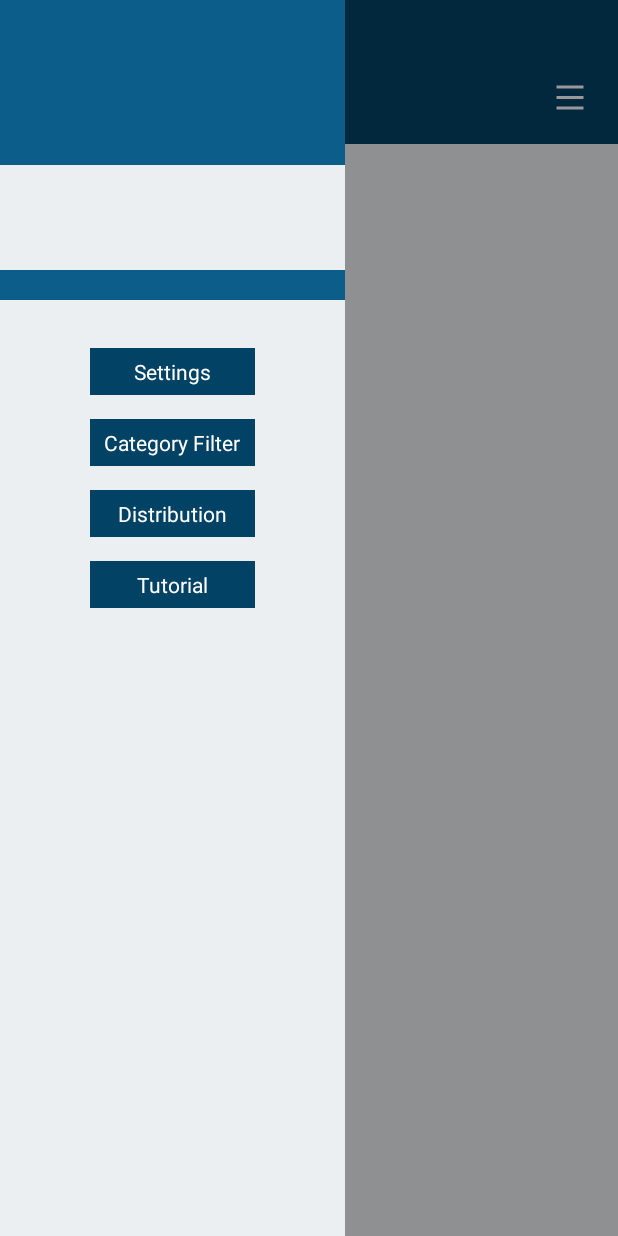
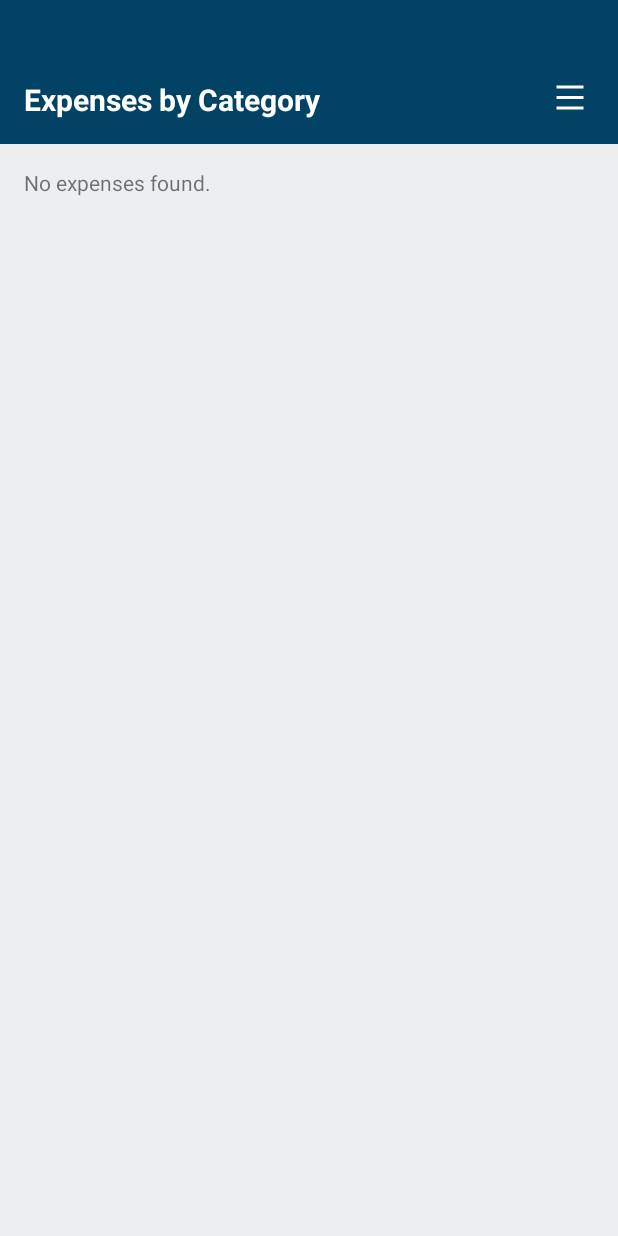
Before and after one commit to PIXEL-PEN/Where-It-Went, an Android app: the CategoryWiseActivity screen opened directly, with no data from a screen before it, after a tap on "Filter / Menu", on a phone screen of 412 x 824 dp. Run offline under Robolectric (Android 15) with nearby library versions, the phone set to English and light mode, and no system bars; our stand-ins replace Room's generated code.

Commit message:
freeze: removed-left-slider

```diff
--- a/app/src/main/java/com/pixelpen/whereitwent/CategoryWiseActivity.java
+++ b/app/src/main/java/com/pixelpen/whereitwent/CategoryWiseActivity.java
@@ -15,6 +15,7 @@ import android.widget.ImageButton;
 import android.widget.LinearLayout;
 import android.widget.Spinner;
 import android.widget.TextView;
+import android.widget.Toast;
 
 import androidx.appcompat.app.AlertDialog;
 import androidx.appcompat.app.AppCompatActivity;
@@ -31,8 +32,6 @@ import java.util.LinkedHashMap;
 import java.util.List;
 import java.util.Locale;
 import java.util.Map;
-import android.widget.Toast;
-
 
 public class CategoryWiseActivity extends AppCompatActivity {
 
@@ -41,59 +40,25 @@ public class CategoryWiseActivity extends AppCompatActivity {
     private String symbol;
 
     // Display & conversion formats
-    private final SimpleDateFormat FRIENDLY = new SimpleDateFormat("dd MMM. yyyy", Locale.ENGLISH); // e.g., "07 Oct. 2025"
-    private final SimpleDateFormat ISO      = new SimpleDateFormat("yyyy-MM-dd",  Locale.ENGLISH); // e.g., "2025-10-07"
+    private final SimpleDateFormat FRIENDLY =
+            new SimpleDateFormat("dd MMM. yyyy", Locale.ENGLISH);
+    private final SimpleDateFormat ISO =
+            new SimpleDateFormat("yyyy-MM-dd", Locale.ENGLISH);
+
     @Override
     protected void onCreate(Bundle savedInstanceState) {
         super.onCreate(savedInstanceState);
         setContentView(R.layout.activity_category_wise);
 
-        // Drawer and overlay
-        View drawer = findViewById(R.id.include_drawer);
-        View scrim = findViewById(R.id.scrim_overlay);
+        // ✅ Keep hamburger visible, detached from any slider
         ImageButton btnHamburger = findViewById(R.id.btn_filter);
+        if (btnHamburger != null) {
+            btnHamburger.setOnClickListener(v -> {
+                // Reserved for future right-side slider hookup
+            });
+        }
 
-        // Toggle drawer open/close
-        btnHamburger.setOnClickListener(v -> {
-            boolean isHidden = drawer.getVisibility() == View.GONE;
-
-            if (isHidden) {
-                drawer.setVisibility(View.VISIBLE);
-                scrim.setVisibility(View.VISIBLE);
-                drawer.setTranslationX(-drawer.getWidth());
-                drawer.animate().translationX(0).setDuration(200);
-            } else {
-                drawer.animate().translationX(-drawer.getWidth()).setDuration(200)
-                        .withEndAction(() -> {
-                            drawer.setVisibility(View.GONE);
-                            scrim.setVisibility(View.GONE);
-                        });
-            }
-        });
-
-        // Tap outside to dismiss
-        scrim.setOnClickListener(v -> {
-            drawer.animate().translationX(-drawer.getWidth()).setDuration(200)
-                    .withEndAction(() -> {
-                        drawer.setVisibility(View.GONE);
-                        scrim.setVisibility(View.GONE);
-                    });
-        });
-
-        // Drawer link handlers
-        drawer.findViewById(R.id.linkSettings).setOnClickListener(v ->
-                startActivity(new Intent(CategoryWiseActivity.this, SettingsActivity.class)));
-
-        drawer.findViewById(R.id.linkCategoryFilter).setOnClickListener(v ->
-                showSimpleFilterDialog());
-
-        drawer.findViewById(R.id.linkDistribution).setOnClickListener(v ->
-                Toast.makeText(this, "Distribution placeholder", Toast.LENGTH_SHORT).show());
-
-        drawer.findViewById(R.id.linkTutorial).setOnClickListener(v ->
-                Toast.makeText(this, "Tutorial placeholder", Toast.LENGTH_SHORT).show());
-
-        // Continue with regular view setup
+        // ✅ Continue with regular category logic
         expensesContainer = findViewById(R.id.categorywise_container);
         inflater = LayoutInflater.from(this);
 
@@ -109,7 +74,6 @@ public class CategoryWiseActivity extends AppCompatActivity {
         rebuildExpenseView(allExpenses);
     }
 
-
     private void rebuildExpenseView(List<Expense> expenseList) {
         expensesContainer.removeAllViews();
 
@@ -121,27 +85,24 @@ public class CategoryWiseActivity extends AppCompatActivity {
             return;
         }
 
-        // Group by category
         Map<String, List<Expense>> grouped = new LinkedHashMap<>();
         for (Expense e : expenseList) {
             grouped.computeIfAbsent(e.category, k -> new ArrayList<>()).add(e);
         }
 
-        // Sort categories by latest expense date (newest first)
-        List<Map.Entry<String, List<Expense>>> categories = new ArrayList<>(grouped.entrySet());
-        Collections.sort(categories, (a, b) -> latestDate(b.getValue()).compareTo(latestDate(a.getValue())));
+        List<Map.Entry<String, List<Expense>>> categories =
+                new ArrayList<>(grouped.entrySet());
+        Collections.sort(categories, (a, b) ->
+                latestDate(b.getValue()).compareTo(latestDate(a.getValue())));
 
         for (Map.Entry<String, List<Expense>> entry : categories) {
             String category = entry.getKey();
             List<Expense> items = entry.getValue();
             Collections.sort(items, Comparator.comparing(e -> e.date));
 
-            // Category banner
             TextView banner = new TextView(this);
             banner.setLayoutParams(new LinearLayout.LayoutParams(
-                    LinearLayout.LayoutParams.MATCH_PARENT,
-                    dp(29)
-            ));
+                    LinearLayout.LayoutParams.MATCH_PARENT, dp(29)));
             banner.setBackgroundColor(0xFFE1C699);
             banner.setText(category);
             banner.setTextSize(16);
@@ -157,10 +118,9 @@ public class CategoryWiseActivity extends AppCompatActivity {
                 catTotal += e.amount;
 
                 View row = inflater.inflate(R.layout.item_expense_date_row, expensesContainer, false);
-
                 TextView textDescription = row.findViewById(R.id.text_description);
-                TextView textCategory   = row.findViewById(R.id.text_category);
-                TextView textAmount     = row.findViewById(R.id.text_amount);
+                TextView textCategory = row.findViewById(R.id.text_category);
+                TextView textAmount = row.findViewById(R.id.text_amount);
 
                 textDescription.setText(e.description);
                 textCategory.setText(formatFullDate(e.date));
@@ -168,10 +128,10 @@ public class CategoryWiseActivity extends AppCompatActivity {
                 String formatted = String.format(Locale.ENGLISH, "%.2f %s", e.amount, symbol);
                 SpannableString display = new SpannableString(formatted);
                 int start = formatted.length() - symbol.length();
-                display.setSpan(new RelativeSizeSpan(0.85f), start, formatted.length(), Spanned.SPAN_EXCLUSIVE_EXCLUSIVE);
+                display.setSpan(new RelativeSizeSpan(0.85f), start, formatted.length(),
+                        Spanned.SPAN_EXCLUSIVE_EXCLUSIVE);
                 textAmount.setText(display);
 
-                // Detail dialog
                 row.setOnClickListener(v -> {
                     String details = "Category: " + e.category + "\n"
                             + "Date: " + formatFullDate(e.date) + "\n"
@@ -184,8 +144,7 @@ public class CategoryWiseActivity extends AppCompatActivity {
                             .setNegativeButton("CLOSE", (d, which) -> d.dismiss())
                             .setNeutralButton("DELETE", (d, which) -> {
                                 ExpenseDatabase.getDatabase(CategoryWiseActivity.this)
-                                        .expenseDao()
-                                        .delete(e);
+                                        .expenseDao().delete(e);
                                 recreate();
                             })
                             .setPositiveButton("EDIT", (d, which) -> {
@@ -198,7 +157,6 @@ public class CategoryWiseActivity extends AppCompatActivity {
 
                 expensesContainer.addView(row);
 
-                // Divider
                 View divider = new View(this);
                 divider.setLayoutParams(new LinearLayout.LayoutParams(
                         LinearLayout.LayoutParams.MATCH_PARENT, 1));
@@ -206,7 +164,6 @@ public class CategoryWiseActivity extends AppCompatActivity {
                 expensesContainer.addView(divider);
             }
 
-            // TOTAL row
             LinearLayout totalRow = new LinearLayout(this);
             totalRow.setOrientation(LinearLayout.HORIZONTAL);
             totalRow.setPadding(dp(12), dp(12), dp(12), dp(12));
@@ -228,7 +185,8 @@ public class CategoryWiseActivity extends AppCompatActivity {
             String totalFormatted = df.format(catTotal) + " " + symbol;
             SpannableString totalDisplay = new SpannableString(totalFormatted);
             int start = totalFormatted.length() - symbol.length();
-            totalDisplay.setSpan(new RelativeSizeSpan(0.85f), start, totalFormatted.length(), Spanned.SPAN_EXCLUSIVE_EXCLUSIVE);
+            totalDisplay.setSpan(new RelativeSizeSpan(0.85f), start, totalFormatted.length(),
+                    Spanned.SPAN_EXCLUSIVE_EXCLUSIVE);
             amountTv.setText(totalDisplay);
 
             totalRow.addView(label);
@@ -237,15 +195,12 @@ public class CategoryWiseActivity extends AppCompatActivity {
         }
     }
 
-    // === Filter dialog with category separator ===
     private void showSimpleFilterDialog() {
         List<Expense> all = ExpenseDatabase.getDatabase(this).expenseDao().getAll();
 
-        // Hardwired defaults in required order
         List<String> defaults = new ArrayList<>();
         Collections.addAll(defaults, "Groceries", "Rent", "Utilities", "Bills", "Transport", "Other");
 
-        // Custom categories appended after defaults
         List<String> customs = new ArrayList<>();
         for (Expense e : all) {
             if (e.category != null && !e.category.trim().isEmpty()
@@ -262,12 +217,8 @@ public class CategoryWiseActivity extends AppCompatActivity {
             categories.addAll(customs);
         }
 
-        // Adapter with disabled divider + subtle gray tint
         ArrayAdapter<String> adapter = new ArrayAdapter<String>(
-                this,
-                android.R.layout.simple_spinner_item,
-                categories
-        ) {
+                this, android.R.layout.simple_spinner_item, categories) {
             @Override
             public boolean isEnabled(int position) {
                 String item = getItem(position);
@@ -275,12 +226,12 @@ public class CategoryWiseActivity extends AppCompatActivity {
             }
 
             @Override
-            public android.view.View getDropDownView(int position, android.view.View convertView, android.view.ViewGroup parent) {
-                android.view.View view = super.getDropDownView(position, convertView, parent);
+            public View getDropDownView(int position, View convertView, android.view.ViewGroup parent) {
+                View view = super.getDropDownView(position, convertView, parent);
                 TextView tv = (TextView) view;
                 String item = getItem(position);
                 if ("⋯".equals(item)) {
-                    tv.setTextColor(0xFF777777); // consistent divider color
+                    tv.setTextColor(0xFF777777);
                 } else {
                     tv.setTextColor(0xFF000000);
                 }
@@ -289,7 +240,6 @@ public class CategoryWiseActivity extends AppCompatActivity {
         };
         adapter.setDropDownViewResource(android.R.layout.simple_spinner_dropdown_item);
 
-        // Build layout
         LinearLayout layout = new LinearLayout(this);
         layout.setOrientation(LinearLayout.VERTICAL);
         layout.setPadding(dp(20), dp(12), dp(20), dp(8));
@@ -339,7 +289,9 @@ public class CategoryWiseActivity extends AppCompatActivity {
                     txtAvailable.setText("Available: (no data)");
                 }
             }
-            @Override public void onNothingSelected(android.widget.AdapterView<?> parent) { }
+
+            @Override
+            public void onNothingSelected(android.widget.AdapterView<?> parent) { }
         });
 
         View.OnClickListener pickDate = v -> {
@@ -365,7 +317,7 @@ public class CategoryWiseActivity extends AppCompatActivity {
                 .setPositiveButton("Apply", (d, which) -> {
                     String cat = spinner.getSelectedItem().toString();
                     String startFriendly = txtStart.getText().toString().replace("▶ Start Date: ", "");
-                    String endFriendly   = txtEnd.getText().toString().replace("▶ End Date: ", "");
+                    String endFriendly = txtEnd.getText().toString().replace("▶ End Date: ", "");
 
                     if (startFriendly.contains("(") || endFriendly.contains("(")) {
                         String availLine = txtAvailable.getText().toString();
@@ -373,13 +325,13 @@ public class CategoryWiseActivity extends AppCompatActivity {
                             String[] parts = availLine.substring("Available: ".length()).split("–");
                             if (parts.length == 2) {
                                 startFriendly = parts[0].trim();
-                                endFriendly   = parts[1].trim();
+                                endFriendly = parts[1].trim();
                             }
                         }
                     }
 
                     String startIso = friendlyToIso(startFriendly);
-                    String endIso   = friendlyToIso(endFriendly);
+                    String endIso = friendlyToIso(endFriendly);
 
                     List<Expense> filtered = ExpenseDatabase
                             .getDatabase(CategoryWiseActivity.this)
@@ -396,8 +348,6 @@ public class CategoryWiseActivity extends AppCompatActivity {
                 .setNegativeButton("Cancel", (d, which) -> d.dismiss())
                 .show();
     }
-
-    // --- Helpers ---
 
     private Date tryParseDbText(String text) {
         try { return FRIENDLY.parse(text); }
```
